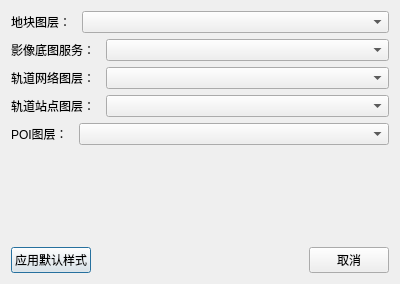
zou-mono/renderUP, file ui/render_dlg_style.ui: the form before one commit.
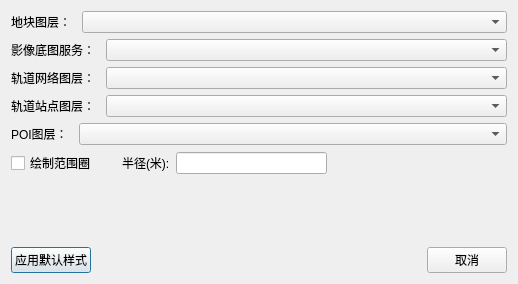
The form after the commit.

What changed in the file:
```diff
--- a/ui/render_dlg_style.ui
+++ b/ui/render_dlg_style.ui
@@ -6,7 +6,7 @@
    <rect>
     <x>0</x>
     <y>0</y>
-    <width>400</width>
+    <width>518</width>
     <height>284</height>
    </rect>
   </property>
@@ -19,7 +19,7 @@
   <property name="windowTitle">
    <string>编制方案渲染出图工具</string>
   </property>
-  <layout class="QHBoxLayout" name="horizontalLayout_7">
+  <layout class="QHBoxLayout" name="horizontalLayout_9">
    <item>
     <layout class="QVBoxLayout" name="verticalLayout_2">
      <item>
@@ -206,6 +206,69 @@
        </item>
       </layout>
      </item>
+     <item>
+      <layout class="QHBoxLayout" name="horizontalLayout_8">
+       <item>
+        <widget class="QCheckBox" name="ckb_draw_circle">
+         <property name="text">
+          <string>绘制范围圈</string>
+         </property>
+        </widget>
+       </item>
+       <item>
+        <spacer name="horizontalSpacer_8">
+         <property name="orientation">
+          <enum>Qt::Horizontal</enum>
+         </property>
+         <property name="sizeType">
+          <enum>QSizePolicy::Fixed</enum>
+         </property>
+         <property name="sizeHint" stdset="0">
+          <size>
+           <width>20</width>
+           <height>20</height>
+          </size>
+         </property>
+        </spacer>
+       </item>
+       <item>
+        <layout class="QHBoxLayout" name="horizontalLayout_7">
+         <item>
+          <widget class="QLabel" name="lbl_radius">
+           <property name="sizePolicy">
+            <sizepolicy hsizetype="Fixed" vsizetype="Fixed">
+             <horstretch>0</horstretch>
+             <verstretch>0</verstretch>
+            </sizepolicy>
+           </property>
+           <property name="text">
+            <string>半径(米):</string>
+           </property>
+          </widget>
+         </item>
+         <item>
+          <widget class="QLineEdit" name="txt_radius"/>
+         </item>
+         <item>
+          <spacer name="horizontalSpacer_7">
+           <property name="orientation">
+            <enum>Qt::Horizontal</enum>
+           </property>
+           <property name="sizeType">
+            <enum>QSizePolicy::Fixed</enum>
+           </property>
+           <property name="sizeHint" stdset="0">
+            <size>
+             <width>180</width>
+             <height>20</height>
+            </size>
+           </property>
+          </spacer>
+         </item>
+        </layout>
+       </item>
+      </layout>
+     </item>
      <item>
       <spacer name="verticalSpacer">
        <property name="orientation">
```
